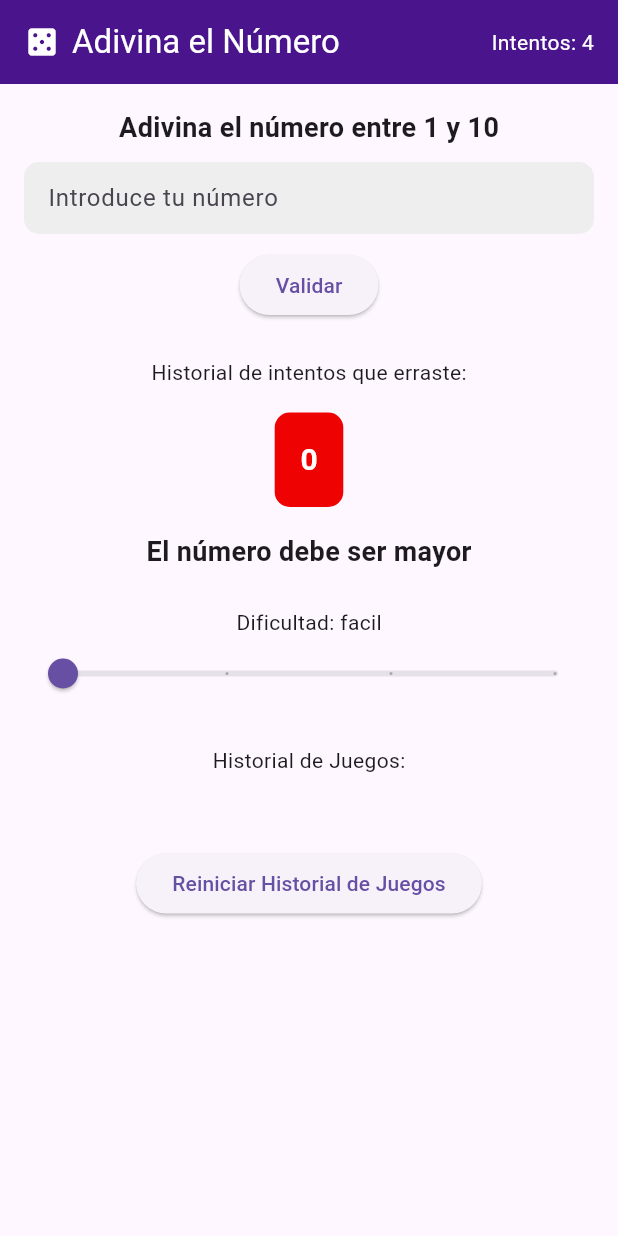
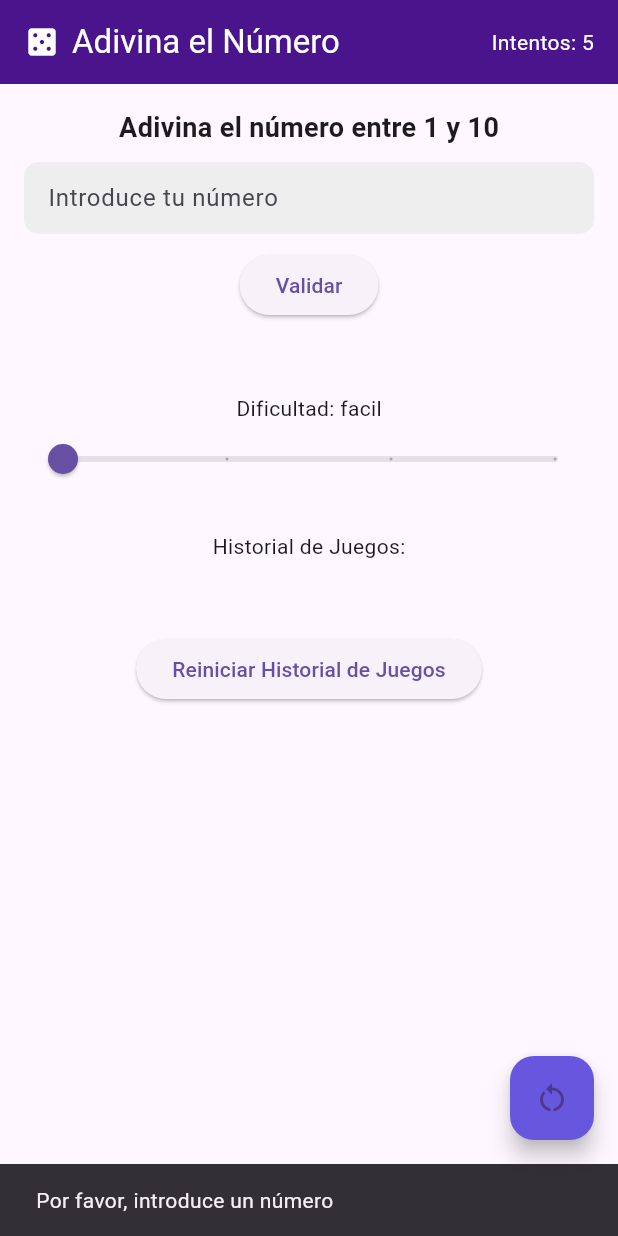
Before and after one commit to zLarryDart/DesafioAdivinaElNumero, a Flutter app: the screen it shows after launch, after a tap on "Validar", on a phone screen of 412 x 824 dp. Run offline on Flutter 3.47's test engine with Material 3 defaults, Android fonts, the phone set to English and light mode, and no system bars.

Commit message:
Primer commit: Proyecto adivina el numero

```diff
--- a/lib/main.dart
+++ b/lib/main.dart
@@ -86,8 +86,33 @@
               SizedBox(height: 10.0),
               ElevatedButton(
                 onPressed: () {
-                  _checkGuess(int.tryParse(_controller.text) ?? 0);
-                  _controller.clear();
+                  // Verifica si el campo de texto está vacío
+                  if (_controller.text.isEmpty) {
+                    ScaffoldMessenger.of(context).showSnackBar(
+                      SnackBar(
+                        content: Text('Por favor, introduce un número'),
+                        duration: Duration(seconds: 2),
+                      ),
+                    );
+                  } else {
+                    // Intenta convertir el texto a número. Si falla, muestra un SnackBar
+                    final number = int.tryParse(_controller.text);
+                    if (number == null) {
+                      ScaffoldMessenger.of(context).showSnackBar(
+                        SnackBar(
+                          content: Text(
+                              'Lo siento, solo se permiten números. Inténtalo de nuevo.'),
+                          backgroundColor:
+                              number == null ? Colors.red : Colors.green,
+                          duration: Duration(seconds: 4),
+                        ),
+                      );
+                    } else {
+                      // Si el texto es un número válido, continúa con la lógica de verificación
+                      _checkGuess(number);
+                      _controller.clear();
+                    }
+                  }
                 },
                 child: Text('Validar'),
               ),
@@ -180,7 +205,24 @@
           ),
         ),
       ),
+      floatingActionButton: FloatingActionButton(
+        onPressed: _resetCompleteGame,
+        child: Icon(Icons.restart_alt),
+        focusColor: Colors.white,
+        backgroundColor: Color.fromARGB(255, 103, 87, 223),
+      ),
     );
+  }
+
+  void _resetCompleteGame() {
+    setState(() {
+      _gameLogic.setDifficulty(Difficulty.values[
+          _currentDifficultyIndex]); // Asegura que se reinicie con la dificultad actual
+      _gameLogic.newGame();
+      _controller.clear(); // Limpia el campo de texto
+      _guesses.clear(); // Limpia el historial de intentos fallidos
+      _hint = ''; // Limpia cualquier pista mostrada
+    });
   }
 
   void _checkGuess(int guess) {
```
